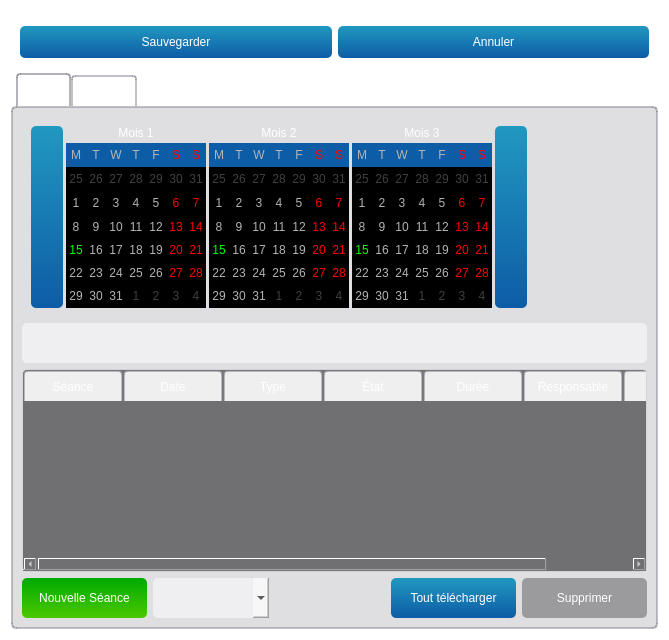
introlab/opentera, file teraplus/client/src/editors/ParticipantWidget.ui: the form before one commit.
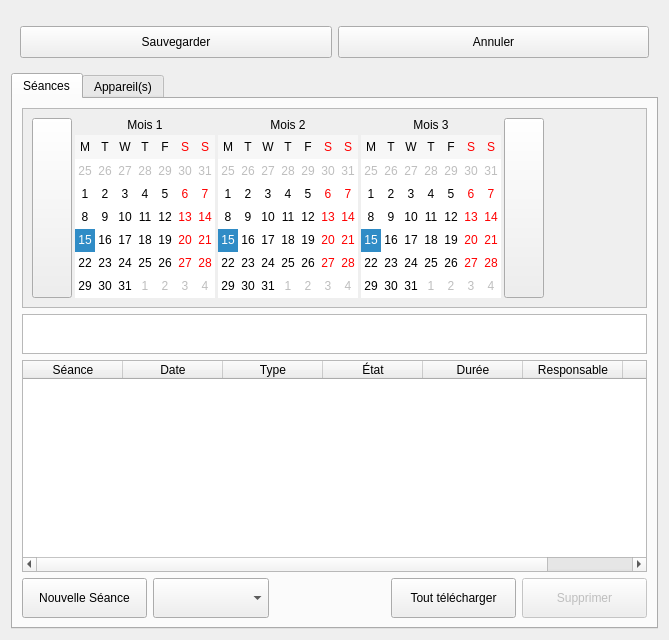
The form after the commit. Icons and pictures are not drawn. Custom widgets are drawn as their Qt base class.

```diff
--- a/teraplus/client/src/editors/ParticipantWidget.ui
+++ b/teraplus/client/src/editors/ParticipantWidget.ui
@@ -14,7 +14,8 @@
    <string>Form</string>
   </property>
   <property name="styleSheet">
-   <string notr="true">QPushButton#btnConnect{background-color:qlineargradient(x1: 0, y1: 0, x2: 0, y2: 1, stop: 0 rgb(0, 170, 0), stop: 1 rgb(75, 200, 0));}
+   <string notr="true">/*
+QPushButton#btnConnect{background-color:qlineargradient(x1: 0, y1: 0, x2: 0, y2: 1, stop: 0 rgb(0, 170, 0), stop: 1 rgb(75, 200, 0));}
 QPushButton#btnDelSession{background-color:qlineargradient(x1: 0, y1: 0, x2: 0, y2: 1, stop: 0 rgb(117, 0, 0), stop: 1 rgb(200, 0, 0));}
 QWidget{background-color: rgba(0,0,0,0);color:white;border-radius:5px}
 QWidget#mainWidget{background-color:rgba(128,128,128,25%);}
@@ -73,23 +74,17 @@
 QWidget#lineBoth{background-color:rgb(255,0,255);}
 
 
-QTabWidget::pane { /* The tab widget frame */
-	/*background-color:  rgba(0,128,200,30%);*/
-	/* background: qlineargradient(x1: 0, y1: 0, x2: 0, y2: 1,
-                                 stop: 0  rgba(0,128,200,50%), 
-								stop: 0.5  rgba(0,128,200,25%)
-								stop: 1.0  rgba(0,128,200,25%));*/
+QTabWidget::pane { 
 	background-color: rgba(128,128,140,25%);
 	border-radius: 5px;
     border: 2px solid rgba(128,128,140,50%);
  }
 
  QTabWidget::tab-bar {
-     left: 5px; /* move to the right by 5px */
+     left: 5px; 
  }
 
-/* Style the tab using the tab sub-control. Note that
-     it reads QTabBar _not_ QTabWidget */
+
  QTabBar::tab,QTableWidget::tab,QHeaderView::section {
      background: qlineargradient(x1: 0, y1: 0, x2: 0, y2: 1,
                                  stop: 0  rgba(128,128,140,50%),  stop: 1.0  rgba(128,128,140,25%));
@@ -102,18 +97,18 @@
  }
 
  QTabBar::tab:selected, QTabBar::tab:hover {
-/*     background-color: rgba(0,128,200,70%);*/
+
 background: qlineargradient(x1: 0, y1: 0, x2: 0, y2: 1,
                                  stop: 0  rgba(128,128,140,70%),  stop: 1.0  rgba(128,128,140,50%));
  }
 
  QTabBar::tab:selected {
      border-color:rgba(128,128,140,60%);
-     border-bottom-color:rgba(128,128,140,60%); /* same as pane color */
+     border-bottom-color:rgba(128,128,140,60%); 
  }
 
  QTabBar::tab:!selected {
-     margin-top: 2px; /* make non-selected tabs look smaller */
+     margin-top: 2px; 
  }
  QCalendarWidget QWidget#qt_calendar_navigationbar { background-color: qlineargradient(x1:0, y1:0, x2:0, y2:1, stop: 0 #cccccc, stop: 1 #333333); }
     QCalendarWidget QToolButton {
@@ -142,10 +137,10 @@
 QCalendarWidget QSpinBox::up-arrow { width:16px; height:16px; }
 QCalendarWidget QSpinBox::down-arrow { width:16px; height:16px; }
 
-   /* header row */
+   
     QCalendarWidget QWidget { alternate-background-color: #0d5ca6; }
      
-    /* normal days */
+    
     QCalendarWidget QAbstractItemView:enabled
     {
     font-size:12px;
@@ -155,9 +150,9 @@
     selection-color: rgb(0, 255, 0);
     }
      
-    /* days in other months */
+    
     QCalendarWidget QAbstractItemView:disabled { color: rgb(64, 64, 64); }
-
+*/
 </string>
   </property>
   <layout class="QVBoxLayout" name="verticalLayout">
@@ -286,8 +281,8 @@
            <rect>
             <x>0</x>
             <y>0</y>
-            <width>732</width>
-            <height>200</height>
+            <width>633</width>
+            <height>208</height>
            </rect>
           </property>
           <layout class="QVBoxLayout" name="verticalLayout_5">
```
